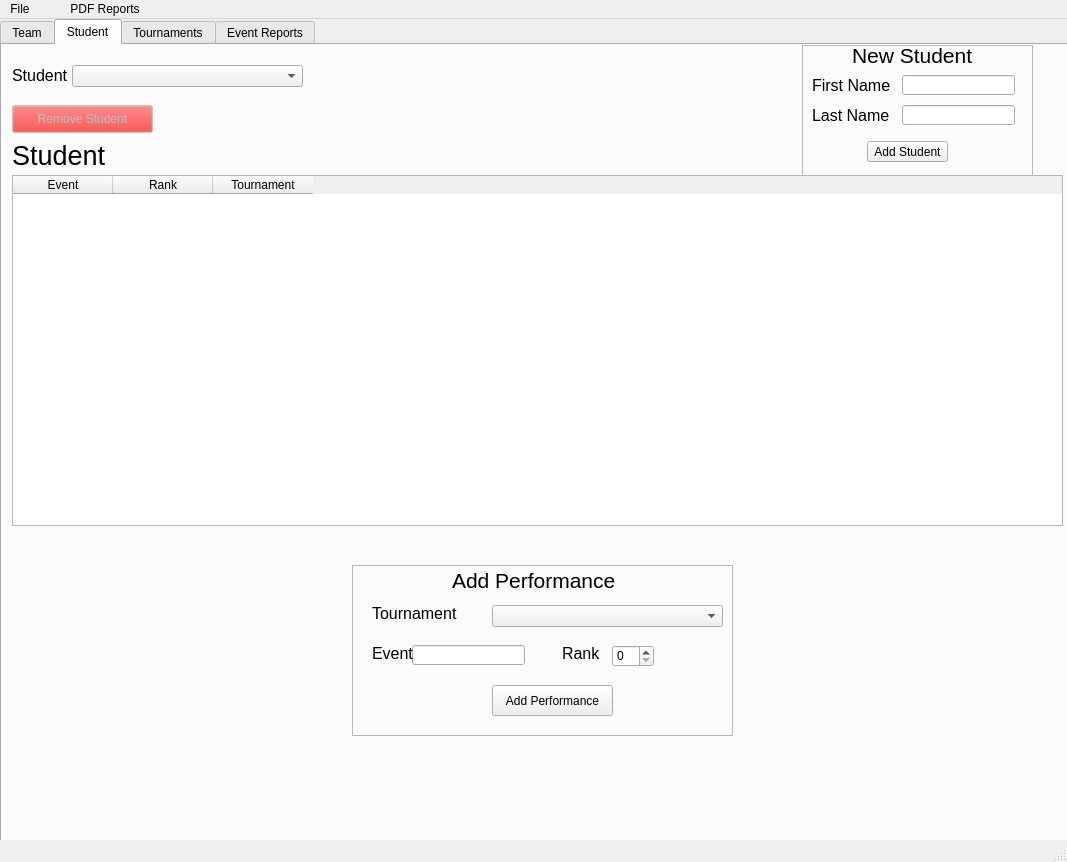
Qt form Forensics_Organizer.ui (goldRust/4n6_tracker) before a commit.
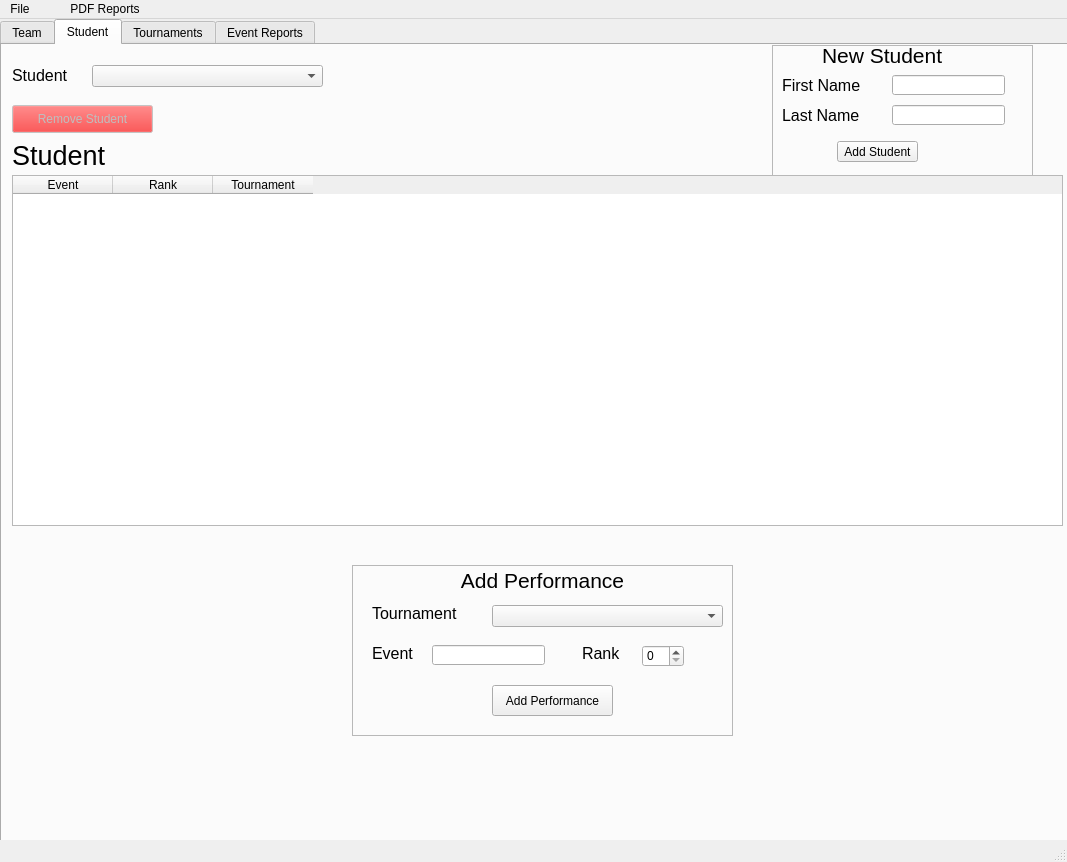
The same form after that commit. The open tabs and pages were chosen to show the change.

Commit message: Adjustments made to accomodate different resolution monitors. It's still not perfect, but it's getting better.

Patch:
```diff
--- a/Forensics_Organizer.ui
+++ b/Forensics_Organizer.ui
@@ -105,7 +105,7 @@
      <widget class="QComboBox" name="stud_selector">
       <property name="geometry">
        <rect>
-        <x>70</x>
+        <x>90</x>
         <y>20</y>
         <width>231</width>
         <height>22</height>
@@ -123,7 +123,7 @@
        <rect>
         <x>10</x>
         <y>20</y>
-        <width>71</width>
+        <width>81</width>
         <height>21</height>
        </rect>
       </property>
@@ -145,9 +145,9 @@
      <widget class="QFrame" name="new_studen_frame">
       <property name="geometry">
        <rect>
-        <x>800</x>
+        <x>770</x>
         <y>0</y>
-        <width>231</width>
+        <width>261</width>
         <height>131</height>
        </rect>
       </property>
@@ -166,7 +166,7 @@
       <widget class="QLineEdit" name="ns_first">
        <property name="geometry">
         <rect>
-         <x>100</x>
+         <x>120</x>
          <y>30</y>
          <width>113</width>
          <height>20</height>
@@ -184,7 +184,7 @@
         <rect>
          <x>10</x>
          <y>30</y>
-         <width>81</width>
+         <width>101</width>
          <height>20</height>
         </rect>
        </property>
@@ -208,7 +208,7 @@
         <rect>
          <x>10</x>
          <y>60</y>
-         <width>81</width>
+         <width>101</width>
          <height>20</height>
         </rect>
        </property>
@@ -230,7 +230,7 @@
       <widget class="QLineEdit" name="ns_last">
        <property name="geometry">
         <rect>
-         <x>100</x>
+         <x>120</x>
          <y>60</y>
          <width>113</width>
          <height>20</height>
@@ -348,7 +348,7 @@
       <widget class="QLineEdit" name="np_event">
        <property name="geometry">
         <rect>
-         <x>60</x>
+         <x>80</x>
          <y>80</y>
          <width>113</width>
          <height>20</height>
@@ -431,9 +431,9 @@
       <widget class="QLabel" name="label_12">
        <property name="geometry">
         <rect>
-         <x>100</x>
+         <x>0</x>
          <y>0</y>
-         <width>171</width>
+         <width>381</width>
          <height>31</height>
         </rect>
        </property>
@@ -451,6 +451,9 @@
        <property name="text">
         <string>Add Performance</string>
        </property>
+       <property name="alignment">
+        <set>Qt::AlignCenter</set>
+       </property>
       </widget>
       <widget class="QComboBox" name="np_tourney">
        <property name="geometry">
@@ -471,7 +474,7 @@
       <widget class="QLabel" name="label_13">
        <property name="geometry">
         <rect>
-         <x>210</x>
+         <x>230</x>
          <y>80</y>
          <width>61</width>
          <height>16</height>
@@ -495,7 +498,7 @@
       <widget class="QSpinBox" name="np_rank">
        <property name="geometry">
         <rect>
-         <x>260</x>
+         <x>290</x>
          <y>80</y>
          <width>42</width>
          <height>22</height>
```
Left out of the diff: 23 changed lines with no effect on the pictures. The commit also changes 2 other files.
